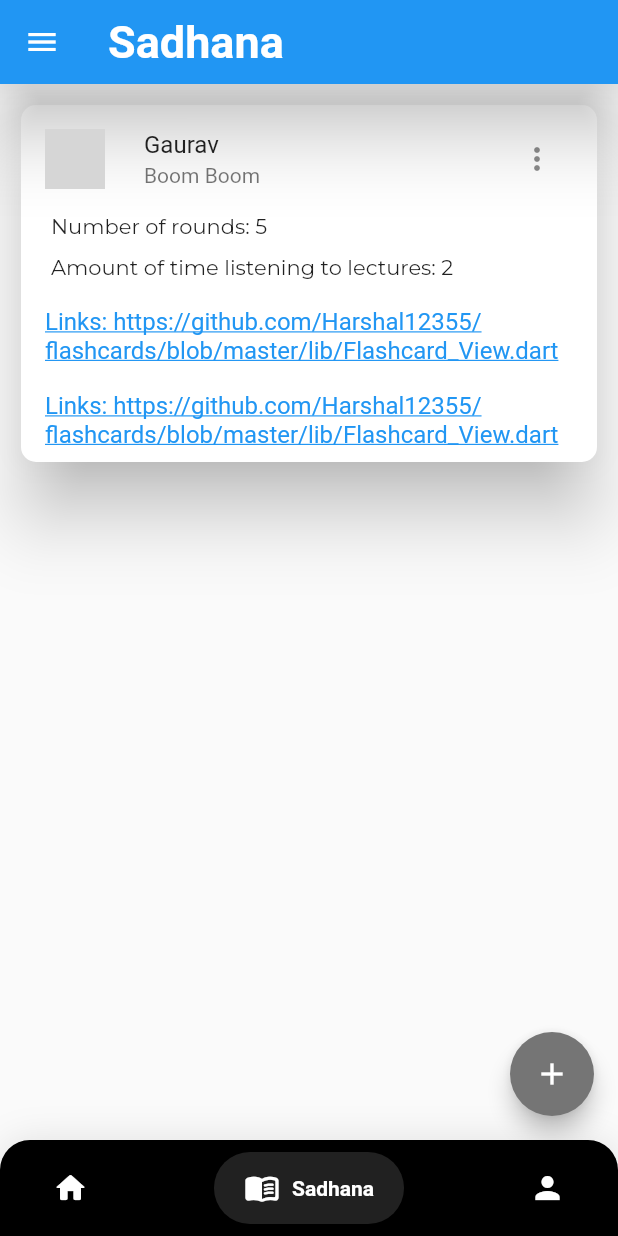
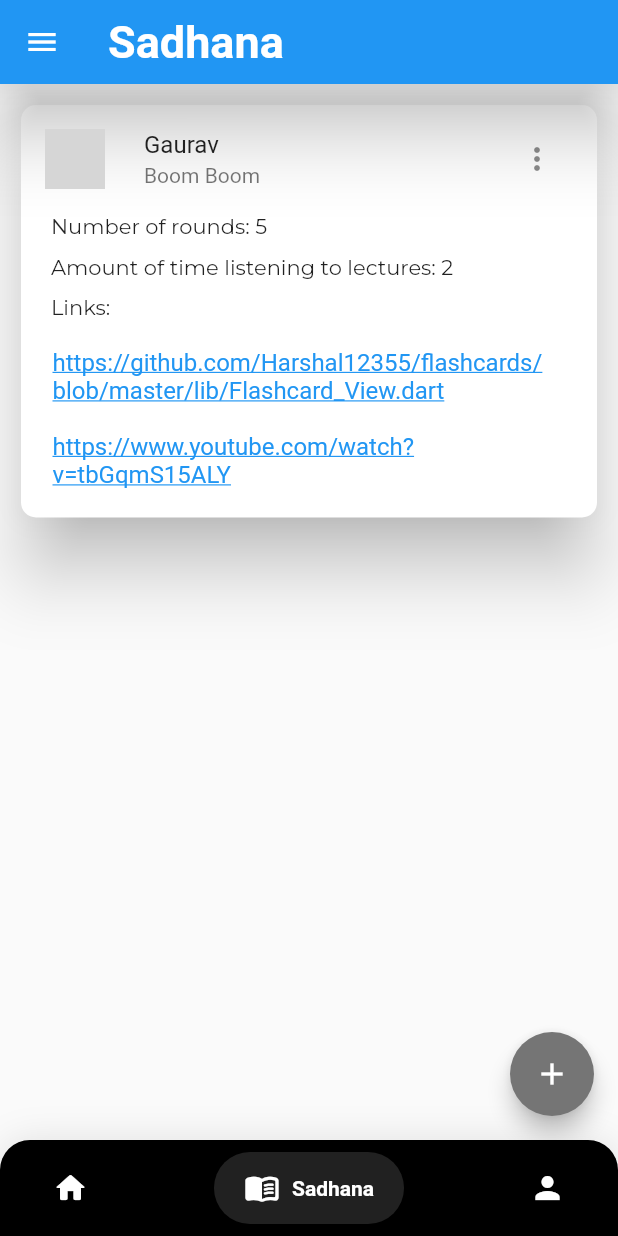
Before and after one commit to Harshal12355/folk, a Flutter app: the screen it shows after launch, item 2 of the bottom bar chosen, on a phone screen of 412 x 824 dp. Run offline on Flutter 3.47's test engine with Material 2 defaults, Android fonts, the phone set to English and light mode, and no system bars; drawn by our look-alikes of google_nav_bar; our stand-ins replace google_fonts; network calls fail; grey boxes are pictures that could not be loaded.

Commit message:
Co-authored-by: Gaurav-Gosain <Gaurav-Gosain@users.noreply.github.com>

```diff
--- a/lib/screens/sadhana_screen.dart
+++ b/lib/screens/sadhana_screen.dart
@@ -35,8 +35,10 @@ class _SadhanaState extends State<Sadhana> {
   Widget build(BuildContext context) {
     return Scaffold(
       body: ListView(children: <Widget>[
-SadhanaCard(name: "Gaurav", rounds: 5, lectures: 2, links: <String>["https://github.com/Harshal12355/flashcards/blob/master/lib/Flashcard_View.dart",
-"https://github.com/Harshal12355/flashcards/blob/master/lib/Flashcard_View.dart"]),
+        SadhanaCard(name: "Gaurav", rounds: 5, lectures: 2, links: <String>[
+          "https://github.com/Harshal12355/flashcards/blob/master/lib/Flashcard_View.dart",
+          "https://www.youtube.com/watch?v=tbGqmS15ALY"
+        ]),
       ]),
       floatingActionButton: FloatingActionButton(
         child: Icon(
--- a/lib/widgets/sadhanda_card.dart
+++ b/lib/widgets/sadhanda_card.dart
@@ -74,14 +74,23 @@ class _SadhanaCardState extends State<SadhanaCard> {
                     style: GoogleFonts.montserrat(),
                   ),
                 ),
-                ListView.builder(
+                Padding(
+                  padding: const EdgeInsets.only(left: 20, bottom: 10),
+                  child: Text(
+                    "Links:",
+                    style: GoogleFonts.montserrat(),
+                  ),
+                ),
+                Padding(
+                  padding: const EdgeInsets.only(left: 5, bottom: 10),
+                  child: ListView.builder(
                     itemCount: widget.links.length,
                     scrollDirection: Axis.vertical,
                     shrinkWrap: true,
                     itemBuilder: (context, index) {
                       return ListTile(
                           title: GestureDetector(
-                            child: Text("Links: ${widget.links[index]}",
+                              child: Text(widget.links[index],
                                   style: TextStyle(
                                       decoration: TextDecoration.underline,
                                       color: Colors.blue)),
@@ -94,6 +103,7 @@ class _SadhanaCardState extends State<SadhanaCard> {
                               }));
                     },
                   ),
+                ),
               ],
             ),
           ],
```
Lines whose indentation alone changed are shown as unchanged.
